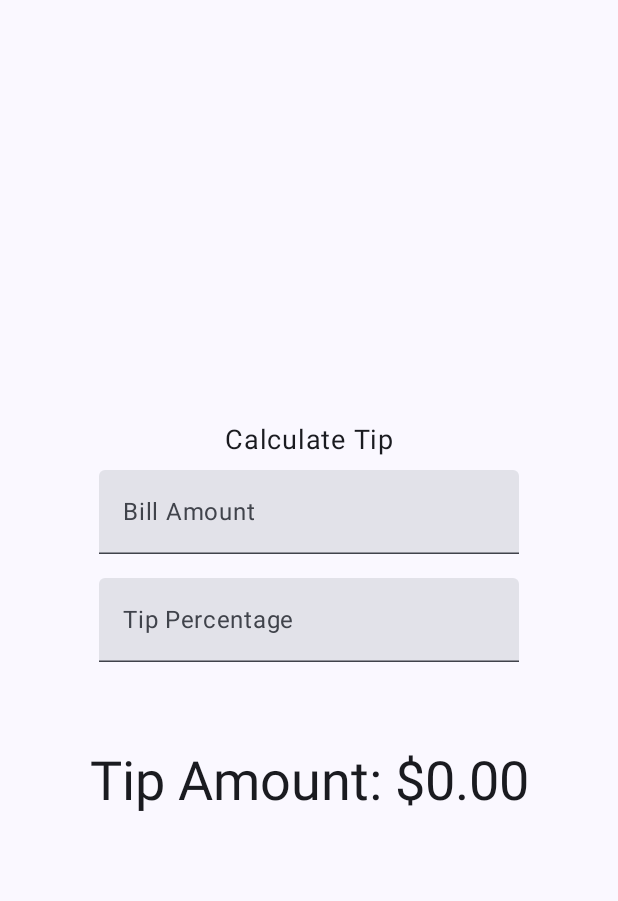
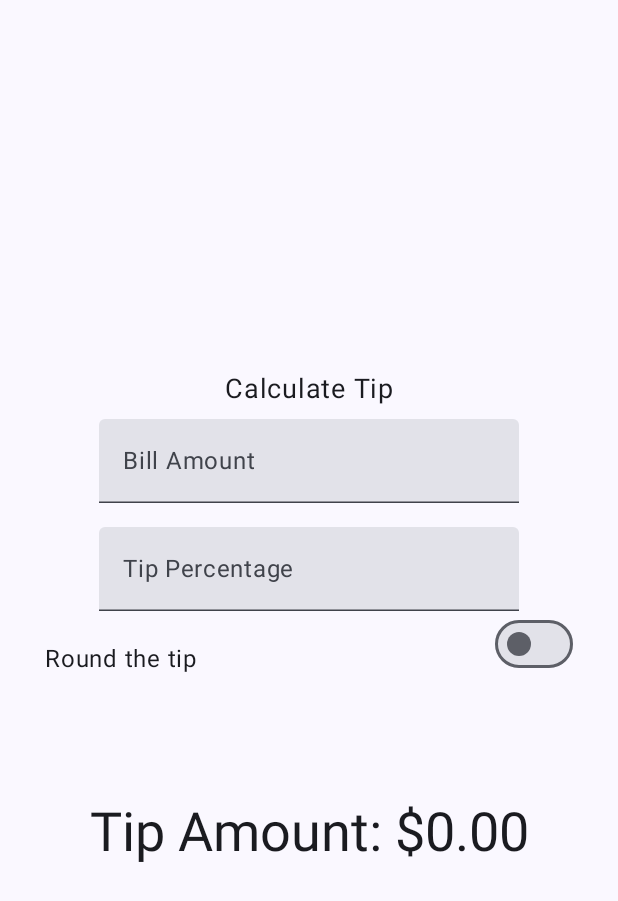
Before and after one commit to mumin-ahmod/android-basic, an Android app built with Jetpack Compose: the screen it shows after launch (MainActivity), on a phone screen of 412 x 824 dp. Shown: the top 901 px of the screen. Run offline under Robolectric (Android 15) with nearby library versions, the light colour scheme and no system bars.

Commit message:
5 pract: tip calc round up icon and func

```diff
--- a/app/src/main/java/com/example/firstandroid/MainActivity.kt
+++ b/app/src/main/java/com/example/firstandroid/MainActivity.kt
@@ -8,19 +8,25 @@
 import androidx.compose.foundation.layout.Arrangement
 import androidx.compose.foundation.layout.Box
 import androidx.compose.foundation.layout.Column
+import androidx.compose.foundation.layout.Row
 import androidx.compose.foundation.layout.Spacer
 import androidx.compose.foundation.layout.fillMaxSize
+import androidx.compose.foundation.layout.fillMaxWidth
 import androidx.compose.foundation.layout.height
 import androidx.compose.foundation.layout.padding
 import androidx.compose.foundation.layout.safeDrawingPadding
+import androidx.compose.foundation.layout.size
 import androidx.compose.foundation.layout.statusBars
 import androidx.compose.foundation.layout.statusBarsPadding
+import androidx.compose.foundation.layout.wrapContentWidth
 import androidx.compose.foundation.rememberScrollState
+import androidx.compose.foundation.text.KeyboardOptions
 import androidx.compose.foundation.verticalScroll
 import androidx.compose.material3.Button
 import androidx.compose.material3.MaterialTheme
 import androidx.compose.material3.Scaffold
 import androidx.compose.material3.Surface
+import androidx.compose.material3.Switch
 import androidx.compose.material3.Text
 import androidx.compose.material3.TextField
 import androidx.compose.runtime.Composable
@@ -36,12 +42,15 @@
 import androidx.compose.ui.layout.ContentScale
 import androidx.compose.ui.res.painterResource
 import androidx.compose.ui.res.stringResource
+import androidx.compose.ui.text.input.ImeAction
+import androidx.compose.ui.text.input.KeyboardType
 import androidx.compose.ui.text.style.TextAlign
 import androidx.compose.ui.tooling.preview.Preview
 import androidx.compose.ui.unit.dp
 import androidx.compose.ui.unit.sp
 import com.example.firstandroid.ui.theme.FirstAndroidTheme
 import java.text.NumberFormat
+import kotlin.math.round
 
 class MainActivity : ComponentActivity() {
     override fun onCreate(savedInstanceState: Bundle?) {
@@ -69,9 +78,11 @@
 
     var percent by remember { mutableStateOf("") }
 
+    var roundUp by remember { mutableStateOf(false) }
+
     val amount = billAmount.toDoubleOrNull() ?: 0.0
     val percentage = percent.toDoubleOrNull() ?: 0.0
-    val tip = calculateTip(amount, percentage)
+    val tip = calculateTip(amount, percentage, roundUp)
     Column(
         horizontalAlignment = Alignment.CenterHorizontally,
         verticalArrangement = Arrangement.Center,
@@ -90,7 +101,7 @@
 
         //bill amount filed
         TextFiledWithIcon(
-            amount= billAmount,
+            amount = billAmount,
             label = stringResource(R.string.bill_amount),
             onValueChanged = { billAmount = it },
             modifier = modifier
@@ -98,10 +109,16 @@
 
         //percentage filed
         TextFiledWithIcon(
-            amount= percent,
+            amount = percent,
             label = stringResource(R.string.tip_percent),
             onValueChanged = { percent = it },
             modifier = modifier
+        )
+
+        RoundTheTipRow(
+            roundUp = roundUp,
+            onRoundUpChanged = { roundUp = it },
+            modifier = Modifier.padding(bottom = 20.dp)
         )
 
         Spacer(modifier = modifier.height(50.dp))
@@ -127,12 +144,45 @@
         value = amount,
         label = { Text(text = label) },
         onValueChange = onValueChanged,
+        keyboardOptions = KeyboardOptions.Default.copy(
+            keyboardType = KeyboardType.Number,
+            imeAction = ImeAction.Next
+        ),
         modifier = modifier.padding(all = 8.dp)
     )
 }
 
-private fun calculateTip(amount: Double, tipPercent: Double ): String {
-    val tip = tipPercent / 100 * amount
+@Composable
+fun RoundTheTipRow(
+    modifier: Modifier = Modifier,
+    roundUp: Boolean,
+    onRoundUpChanged: (Boolean) -> Unit
+) {
+    Row(
+        modifier = modifier
+            .fillMaxWidth()
+            .size(48.dp),
+        verticalAlignment = Alignment.CenterVertically
+    ) {
+        Text(
+            text = stringResource(R.string.round_the_tip)
+        )
+        Switch(
+            checked = roundUp,
+            onCheckedChange = onRoundUpChanged,
+            modifier = modifier
+                .fillMaxWidth()
+                .wrapContentWidth(Alignment.End)
+        )
+    }
+}
+
+private fun calculateTip(amount: Double, tipPercent: Double, roundUp: Boolean): String {
+    var tip = tipPercent / 100 * amount
+
+    if(roundUp){
+       tip = kotlin.math.ceil(tip)
+    }
 
     return NumberFormat.getCurrencyInstance().format(tip)
 }
--- a/app/src/main/res/values/strings.xml
+++ b/app/src/main/res/values/strings.xml
@@ -7,4 +7,5 @@
     <string name="tip_amount">Tip Amount: %s</string>
     <string name="bill_amount">Bill Amount</string>
     <string name="tip_percent">Tip Percentage</string>
+    <string name="round_the_tip">Round the tip</string>
 </resources>
```
